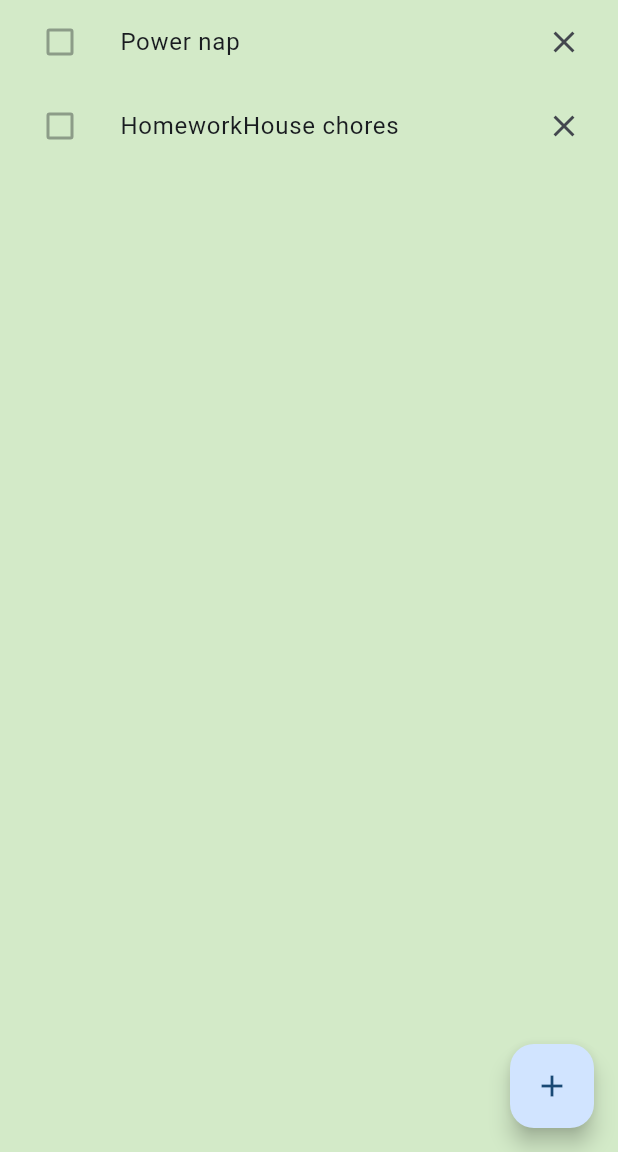
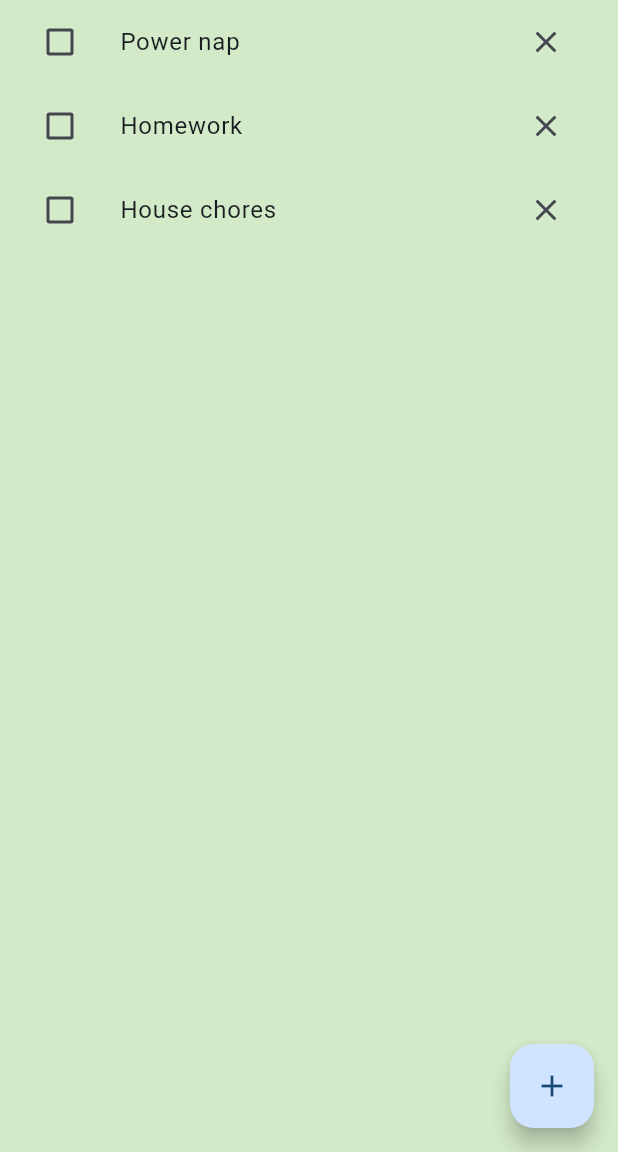
Before and after one commit to gu-tig333-ht24/gustraho, a Flutter app: the screen it shows after launch, on a phone screen of 412 x 824 dp, the part 84-1236 px from its top. Run offline on Flutter 3.47's test engine with Material 3 defaults, Android fonts, the phone set to English and light mode, and no system bars.

Commit message:
Färdig med steg 2

```diff
--- a/lib/main.dart
+++ b/lib/main.dart
@@ -20,42 +20,122 @@ class MyApp extends StatelessWidget {
   }
 }
 
-class TodoListPage extends StatelessWidget {
+class TodoListPage extends StatefulWidget {
   const TodoListPage({super.key});
 
   @override
+  TodoListPageState createState() => TodoListPageState();
+}
+
+class TodoListPageState extends State<TodoListPage> {
+  final List<Map<String, dynamic>> _todoItems = [
+    {'task': 'Power nap', 'completed': false},
+    {'task': 'Homework', 'completed': false},
+    {'task': 'House chores', 'completed': false},
+  ];
+
+  String _filter = 'All'; // Håller reda på vilket filter som är valt
+
+  //  lägga till en ny uppgift
+    void _addTask(String task) {
+    setState(() {
+      _todoItems.add({'task': task, 'completed': false});
+    });
+  }
+
+  // Växlar mellan klar och ej klar för en uppgift
+    void _toggleTaskCompletion(int index) {
+    setState(() {
+      _todoItems[index]['completed'] = !_todoItems[index]['completed'];
+    });
+  }
+  // Ta bort en uppgift
+    void _removeTask(int index) {
+    setState(() {
+      _todoItems.removeAt(index);
+    });
+  }
+
+    // Filtrera uppgifter baserat på "All", "Done", eller "Undone"
+  List<Map<String, dynamic>> _filteredTodoItems() { // NY funktion
+    if (_filter == 'All') {
+      return _todoItems; // Visa alla uppgifter
+    } else if (_filter == 'Done') {
+      return _todoItems.where((item) => item['completed'] == true).toList(); // Visa slutförda uppgifter
+    } else {
+      return _todoItems.where((item) => item['completed'] == false).toList(); // Visa ej slutförda uppgifter
+    }
+  }
+
+    @override
   Widget build(BuildContext context) {
-    final List<String> todoItems = [
-      'Power nap',
-      'Homework'
-      'House chores'
-    ];
-
     return Scaffold(
-      backgroundColor: Color(0xFFd3eac8),
+      backgroundColor: const Color(0xFFd3eac8),
       appBar: AppBar(
         title: const Text('Todo List'),
-        backgroundColor: Color(0xFFafd89d),
+        backgroundColor: const Color(0xFFafd89d),
         actions: [
-          IconButton(icon: const Icon(Icons.more_vert), onPressed: () {})
+          PopupMenuButton<String>(  // Popup menyn
+            onSelected: (String result) {
+              setState(() {
+                _filter = result;
+              });
+            },
+            icon: const Icon(Icons.more_vert),
+            itemBuilder: (BuildContext context) => <PopupMenuEntry<String>>[
+              const PopupMenuItem<String>(
+                value: 'All',
+                child: Text('All'),
+              ),
+              const PopupMenuItem<String>(
+                value: 'Done',
+                child: Text('Done'),
+              ),
+              const PopupMenuItem<String>(
+                value: 'Undone',
+                child: Text('Undone'),
+              ),
+            ],
+          ),
         ],
       ),
+
       body: ListView.builder(
-        itemCount: todoItems.length,
+        itemCount: _filteredTodoItems().length,
         itemBuilder: (context, index) {
+          final todoItem = _filteredTodoItems()[index];
           return ListTile(
-            leading: Checkbox(value: false, onChanged: null),
-            title: Text(todoItems[index]),
-            trailing: const Icon(Icons.close),
+            leading: Checkbox(
+              value: todoItem['completed'],
+              onChanged: (bool? value) {
+                _toggleTaskCompletion(index);
+              },
+            ),
+            title: Text(
+              todoItem['task'],
+              style: TextStyle(
+                decoration: todoItem['completed']
+                    ? TextDecoration.lineThrough
+                    : TextDecoration.none,
+              ),
+            ),
+            trailing: IconButton(
+              icon: const Icon(Icons.close),
+              onPressed: () {
+                _removeTask(index);
+              },
+            ),
           );
         },
       ),
       floatingActionButton: FloatingActionButton(
-        onPressed: () {
-          // Navigera till den andra sidan
-          Navigator.of(context).push(
-            MaterialPageRoute(builder: (context) => const AddTodoPage()),  // Andra sidan
+        onPressed: () async {
+          final newTask = await Navigator.of(context).push(
+            MaterialPageRoute(builder: (context) => const AddTodoPage()),
           );
+          if (newTask != null && newTask.isNotEmpty) {
+            _addTask(newTask);
+          }
         },
         child: const Icon(Icons.add),
       ),
@@ -63,8 +143,15 @@ class TodoListPage extends StatelessWidget {
   }
 }
 
-class AddTodoPage extends StatelessWidget {
+class AddTodoPage extends StatefulWidget  {
   const AddTodoPage({super.key});
+
+  @override
+  AddTodoPageState createState() => AddTodoPageState();
+}
+
+class AddTodoPageState extends State<AddTodoPage> {
+  final TextEditingController _textController = TextEditingController();
 
   @override
   Widget build(BuildContext context) {
@@ -83,14 +170,19 @@ class AddTodoPage extends StatelessWidget {
         child: Column(
           crossAxisAlignment: CrossAxisAlignment.stretch,
           children: [
-            const TextField(
-              decoration: InputDecoration(
+           TextField(
+              controller: _textController,
+              decoration: const InputDecoration(
                 labelText: 'What are you going to do?',
               ),
             ),
             const SizedBox(height: 20),
             ElevatedButton(
               onPressed: () {
+                final task = _textController.text;
+                if (task.isNotEmpty) {
+                  Navigator.pop(context, task); // Skicka tillbaka den nya uppgiften
+              }
               },
               child: const Text('+ ADD'),
             ),
```
